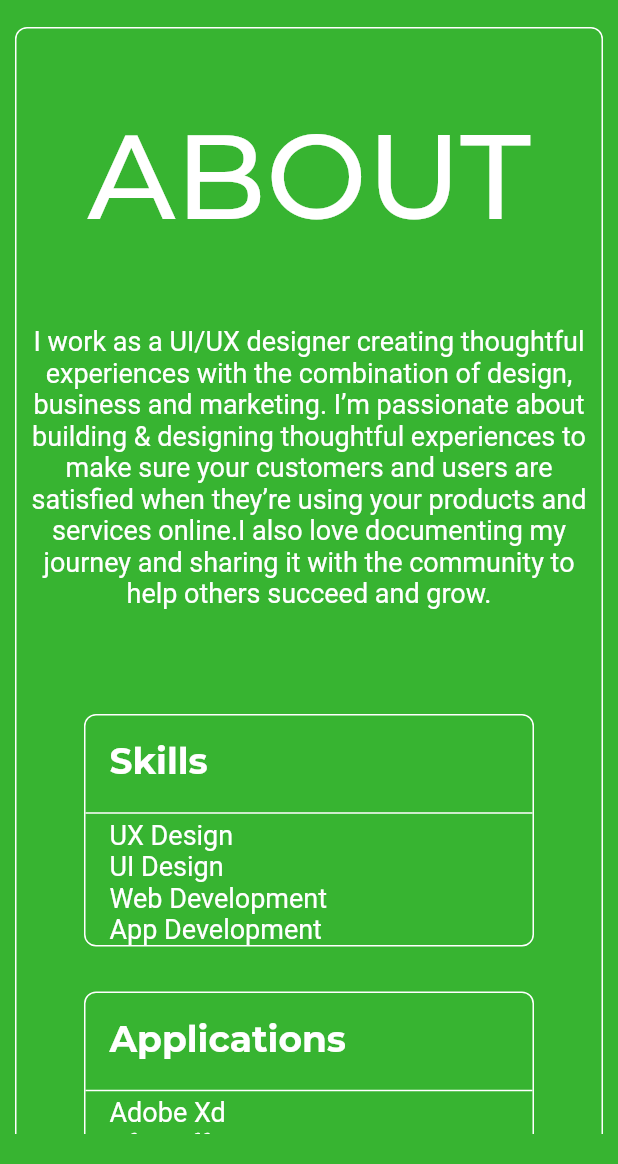
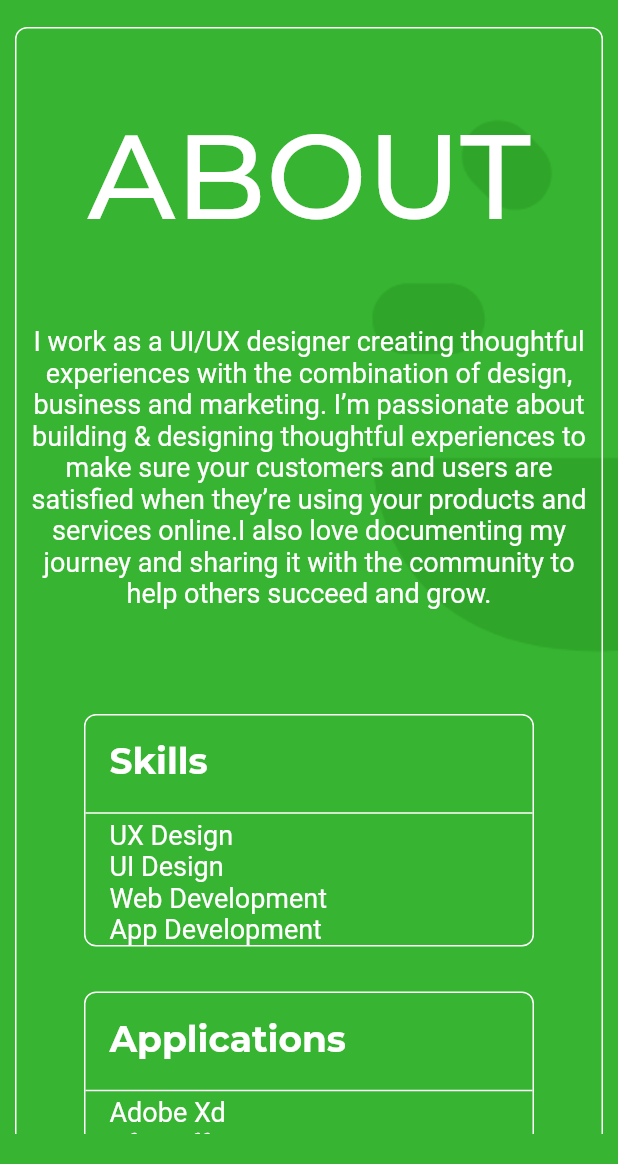
Before and after one commit to popthatpixel/pixelpop_website, a Flutter app: the AboutSmallScreen screen opened directly, on a phone screen of 412 x 824 dp, the part 72-1236 px from its top. Run offline on Flutter 3.47's test engine with Material 2 defaults, Android fonts, the light colour scheme and no system bars; our stand-ins replace font_awesome_flutter, google_fonts; missing offline and left inert: dart:html.

Commit message:
Fixed image src

```diff
--- a/lib/Screens/About/SmallScreen.dart
+++ b/lib/Screens/About/SmallScreen.dart
@@ -123,7 +123,7 @@ class AboutSmallScreen extends StatelessWidget {
         decoration: BoxDecoration(
           image: DecorationImage(
               image: AssetImage(
-                'assets/desktop/about_page_desktop.png',
+                'assets/mobile/about_page_mobile.png',
               ),
               fit: BoxFit.cover),
         ),
```
